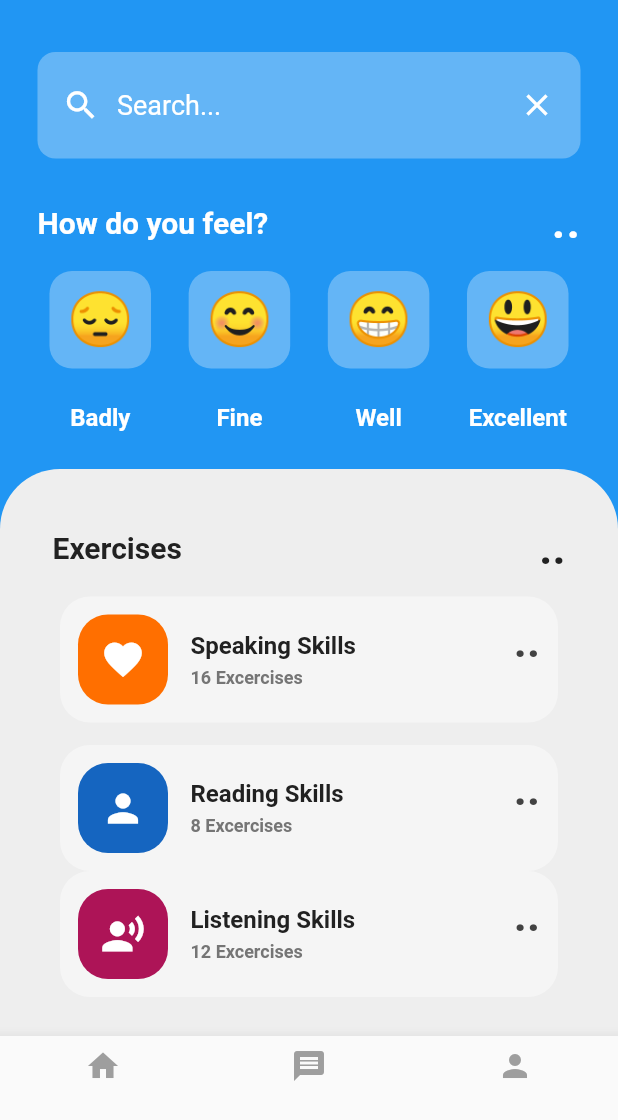
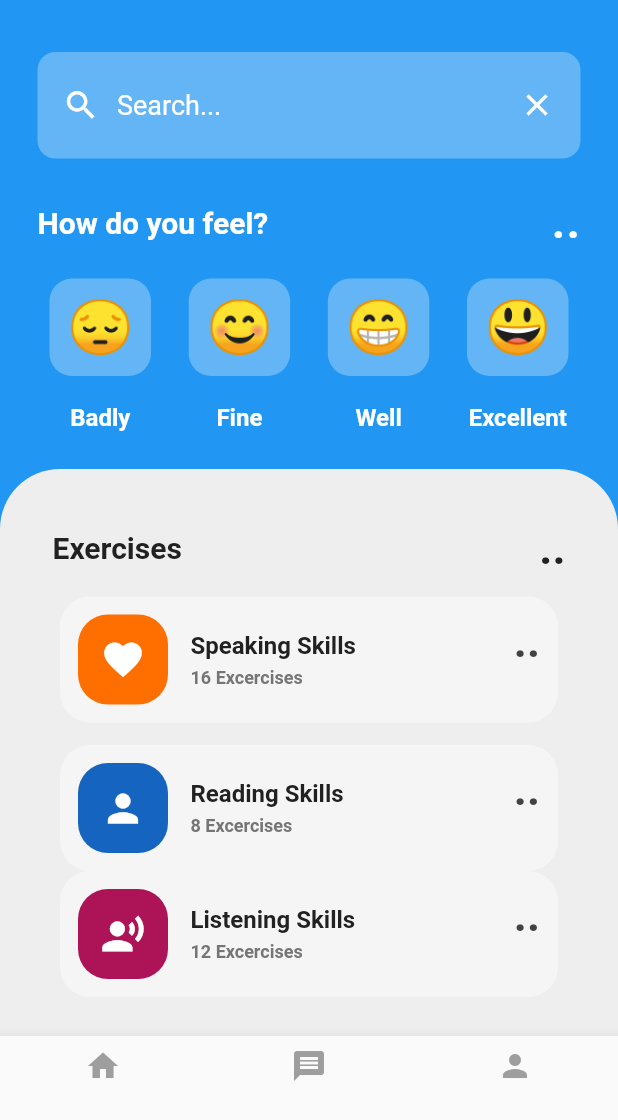
Before and after one commit to LunarioTK/MentalHealthApp, a Flutter app: the screen it shows after launch, on a phone screen of 412 x 824 dp, the part 116-1236 px from its top. Run offline on Flutter 3.47's test engine with Material 2 defaults, Android fonts, the phone set to English and light mode, and no system bars.

Commit message:
alterações visuas

```diff
--- a/lib/pages/home.dart
+++ b/lib/pages/home.dart
@@ -106,7 +106,7 @@ class _HomePageState extends State<HomePage> {
                     children: [
                       //Emojis
                       Align(
-                        heightFactor: 2.2,
+                        heightFactor: 2.3,
                         alignment: Alignment.bottomCenter,
                         child: Row(
                           //crossAxisAlignment: CrossAxisAlignment.end,
@@ -121,7 +121,7 @@ class _HomePageState extends State<HomePage> {
                                   },
                                   child: EmojiFace(emoji: emojis[0]),
                                 ),
-                                const SizedBox(height: 15),
+                                const SizedBox(height: 10),
                                 const Text(
                                   'Badly',
                                   style: TextStyle(
@@ -144,7 +144,7 @@ class _HomePageState extends State<HomePage> {
                                     emoji: emojis[1],
                                   ),
                                 ),
-                                const SizedBox(height: 15),
+                                const SizedBox(height: 10),
                                 const Text(
                                   'Fine',
                                   style: TextStyle(
@@ -167,7 +167,7 @@ class _HomePageState extends State<HomePage> {
                                     emoji: emojis[2],
                                   ),
                                 ),
-                                const SizedBox(height: 15),
+                                const SizedBox(height: 10),
                                 const Text(
                                   'Well',
                                   style: TextStyle(
@@ -190,7 +190,7 @@ class _HomePageState extends State<HomePage> {
                                     emoji: emojis[3],
                                   ),
                                 ),
-                                const SizedBox(height: 15),
+                                const SizedBox(height: 10),
                                 const Text(
                                   'Excellent',
                                   style: TextStyle(
```
